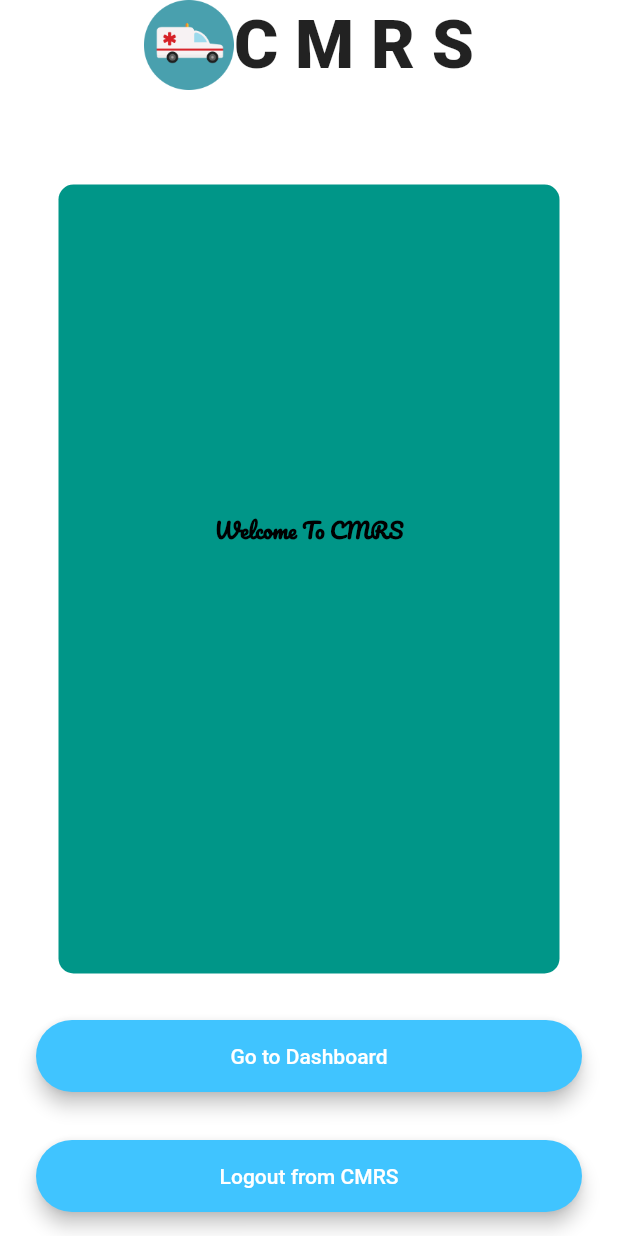
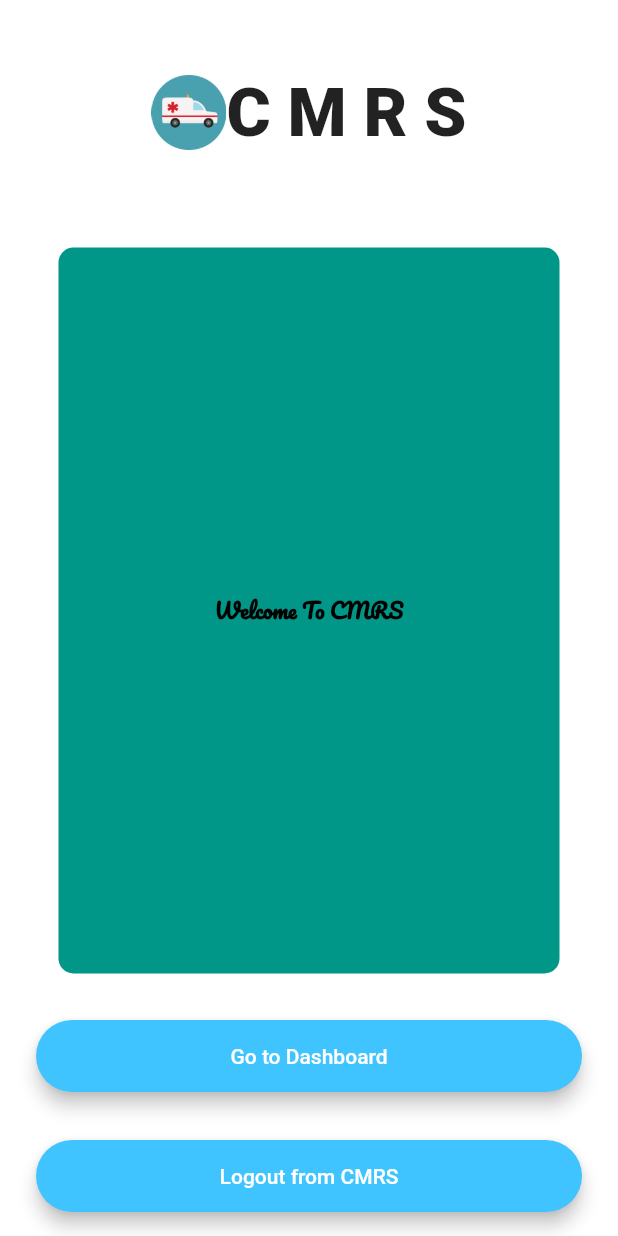
Before and after one commit to karthikmurali60/CMRS, a Flutter app: the HospitalUI screen opened by its route, on a phone screen of 412 x 824 dp. Run offline on Flutter 3.47's test engine with Material 2 defaults, Android fonts, the phone set to English and light mode, and no system bars; our stand-ins replace cloud_firestore, firebase_auth, font_awesome_flutter, geolocator, google_fonts, modal_progress_hud and 1 more; missing offline and left inert: edge_alert; accounts and stored records are empty.

```diff
--- a/lib/main.dart
+++ b/lib/main.dart
@@ -28,7 +28,7 @@ class FlashChat extends StatelessWidget {
         DeviceOrientation.portraitDown,
       ]);
     return MaterialApp(
-      initialRoute: WelcomeScreen.id,
+      initialRoute: UserOptions.id,
       routes: {
 
         LoginScreen2.id: (context) =>             LoginScreen2(),
--- a/lib/screens/dashboard.dart
+++ b/lib/screens/dashboard.dart
@@ -24,10 +24,12 @@ class _HospitalDashboardState extends State<HospitalDashboard> {
 
   int ambulance = 0;
   int beds = 0;
+  String name;
 
   void initialise() async {
     ambulance = int.parse(widget.ambulances.split(",")[0]);
     beds = int.parse(widget.ambulances.split(",")[1]);
+    name = widget.ambulances.split(",")[2];
   }
 
 
@@ -60,7 +62,7 @@ class _HospitalDashboardState extends State<HospitalDashboard> {
   Widget build(BuildContext context) {
     return Scaffold(
       appBar: AppBar(
-        title: Text('CMRS',
+        title: Text(name,
         style: TextStyle(fontWeight: FontWeight.bold),
       ),
         backgroundColor: Colors.teal,
--- a/lib/screens/hospital_UI.dart
+++ b/lib/screens/hospital_UI.dart
@@ -26,6 +26,10 @@ class _HospitalUIState extends State<HospitalUI> {
   String finalLocation;
   final firestore = Firestore.instance;
   int flag  = 0;
+  final String _collection = 'hospitals';
+  final _fireStore = Firestore.instance;
+  QuerySnapshot querySnapshotNew;
+
 
   final auth = FirebaseAuth.instance;
 
@@ -51,9 +55,10 @@ class _HospitalUIState extends State<HospitalUI> {
     // ignore: non_constant_identifier_names
         .get().then((DocumentSnapshot) =>
     hospitalName = DocumentSnapshot.data['name']);
+
     String ambulances = ambulance;
     String bed = beds;
-    String concat = ambulances+","+bed;
+    String concat = ambulances+","+bed+","+hospitalName;
     Navigator.push(
         context,
         MaterialPageRoute(
@@ -75,24 +80,35 @@ class _HospitalUIState extends State<HospitalUI> {
     beds = DocumentSnapshot.data['beds'].toString());
     print(beds);
     print(ambulance);
-    firestore.collection('hospitals').document(uid)
+    /*firestore.collection('hospitals').document(uid)
     // ignore: non_constant_identifier_names
         .get().then((DocumentSnapshot) =>
-    hospitalName = DocumentSnapshot.data['name']);
+    hospitalName = DocumentSnapshot.data['name']);*/
+
+    if(querySnapshotNew!=null) {
+      for (int i = 0; i < querySnapshotNew.documents.length; i++) {
+        if (querySnapshotNew.documents[i].documentID == uid) {
+          hospitalName = querySnapshotNew.documents[i].data['name'];
+        }
+      }
+    }else{
+      print("ERRR");
+    }
   }
 
-
-  TextEditingController _controller;
+  getData() async {
+    return await _fireStore.collection(_collection).getDocuments();
+  }
 
   void initState() {
     super.initState();
     WidgetsBinding.instance
         .addPostFrameCallback((_) => initialise());
-  }
-
-  void dispose() {
-    _controller.dispose();
-    super.dispose();
+    getData().then((val) {
+      setState(() {
+        querySnapshotNew = val;
+      });
+    });
   }
 
   _signOut() async {
@@ -113,11 +129,14 @@ class _HospitalUIState extends State<HospitalUI> {
             Row(
               mainAxisAlignment: MainAxisAlignment.center,
               children: <Widget>[
+                SizedBox(
+                  height: 150.0,
+                ),
                 Hero(
                   tag: 'logo',
                   child: Container(
                     child: Image.asset('images/playstore.png'),
-                    height: 60.0,
+                    height: 50.0,
                   ),
                 ),
                 Text(
@@ -130,7 +149,7 @@ class _HospitalUIState extends State<HospitalUI> {
               ],
             ),
             SizedBox(
-              height: 48.0,
+              height: 0.0,
             ),
 
             Expanded(
@@ -157,16 +176,7 @@ class _HospitalUIState extends State<HospitalUI> {
                           ),
                           ),
                           SizedBox(
-                            height: 50,
-                          ),
-
-                          Text(hospitalName, style: GoogleFonts.pacifico(
-                            textStyle: TextStyle(
-                                fontWeight: FontWeight.bold,
-                                fontSize: 20,
-                                color: Colors.black
-                            ),
-                          )
+                            height: 20,
                           ),
                         ],
                       )
--- a/lib/screens/recommendation.dart
+++ b/lib/screens/recommendation.dart
@@ -53,6 +53,9 @@ class _RecommendationScreenState extends State<RecommendationScreen> {
     p1 = widget.documentIDs.split(";")[2];
     names = n1.split(",");
     locations = l1.split(" ");
+    for(int i = 0;i<locations.length;i++) {
+      print(locations[i]);
+    }
     phones = p1.split(",");
   }
 
```
Also changed, not shown: lib/screens/hospital_details.dart (+27 -11 lines), lib/screens/user_options.dart (+24 -72 lines).
